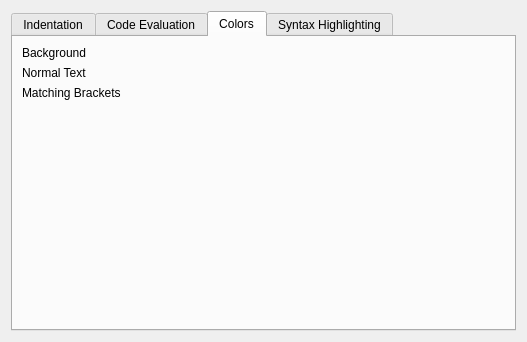
Above: editors/sc-ide/forms/settings_editor.ui from supercollider/supercollider before the change. Below: the same form after it.
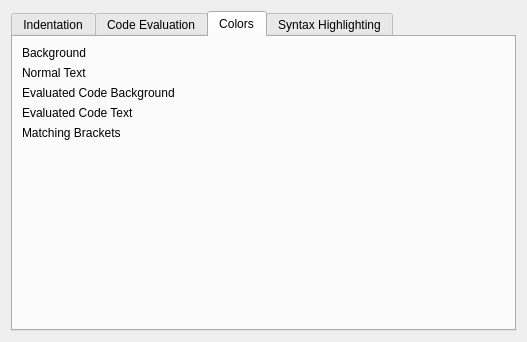
That is the form after the change. The open tabs and pages were chosen to show the change. Custom widgets are drawn as their Qt base class.

Commit message:
sc ide: blink evaluated code
* Use a QGraphicsScene to overlay arbitrary graphics on top of code
* Implement code blinking on evaluation using the graphics overlay
* Add settings for code blinking colors

```diff
--- a/editors/sc-ide/forms/settings_editor.ui
+++ b/editors/sc-ide/forms/settings_editor.ui
@@ -130,6 +130,9 @@
        <string>Colors</string>
       </attribute>
       <layout class="QFormLayout" name="formLayout">
+       <property name="fieldGrowthPolicy">
+        <enum>QFormLayout::ExpandingFieldsGrow</enum>
+       </property>
        <item row="0" column="0">
         <widget class="QLabel" name="label_2">
          <property name="text">
@@ -144,20 +147,37 @@
          </property>
         </widget>
        </item>
-       <item row="2" column="0">
-        <widget class="QLabel" name="label_5">
-         <property name="text">
-          <string>Matching Brackets</string>
-         </property>
-        </widget>
-       </item>
-       <item row="0" column="1">
-        <widget class="ScIDE::ColorWidget" name="bgColor"/>
-       </item>
        <item row="1" column="1">
         <widget class="ScIDE::ColorWidget" name="textColor"/>
        </item>
+       <item row="2" column="0">
+        <widget class="QLabel" name="label_3">
+         <property name="text">
+          <string>Evaluated Code Background</string>
+         </property>
+        </widget>
+       </item>
        <item row="2" column="1">
+        <widget class="ScIDE::ColorWidget" name="evalCodeBg"/>
+       </item>
+       <item row="3" column="0">
+        <widget class="QLabel" name="label_7">
+         <property name="text">
+          <string>Evaluated Code Text</string>
+         </property>
+        </widget>
+       </item>
+       <item row="3" column="1">
+        <widget class="ScIDE::ColorWidget" name="evalCodeFg"/>
+       </item>
+       <item row="4" column="0">
+        <widget class="QLabel" name="label_5">
+         <property name="text">
+          <string>Matching Brackets</string>
+         </property>
+        </widget>
+       </item>
+       <item row="4" column="1">
         <widget class="ScIDE::ColorWidget" name="bracketColor"/>
        </item>
       </layout>
```
Left out of the diff: 5 changed lines with no effect on the pictures. The commit also changes 8 other files.
